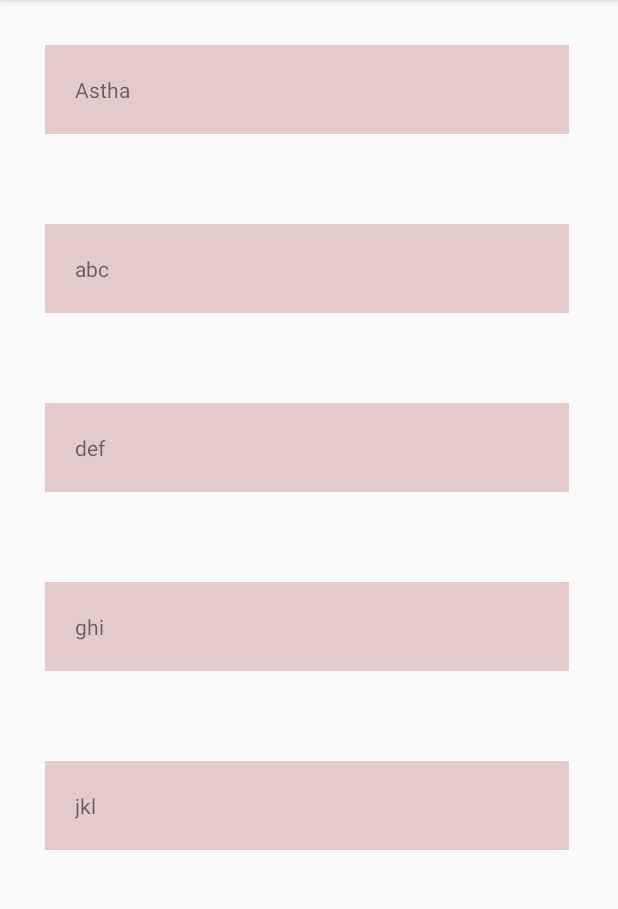
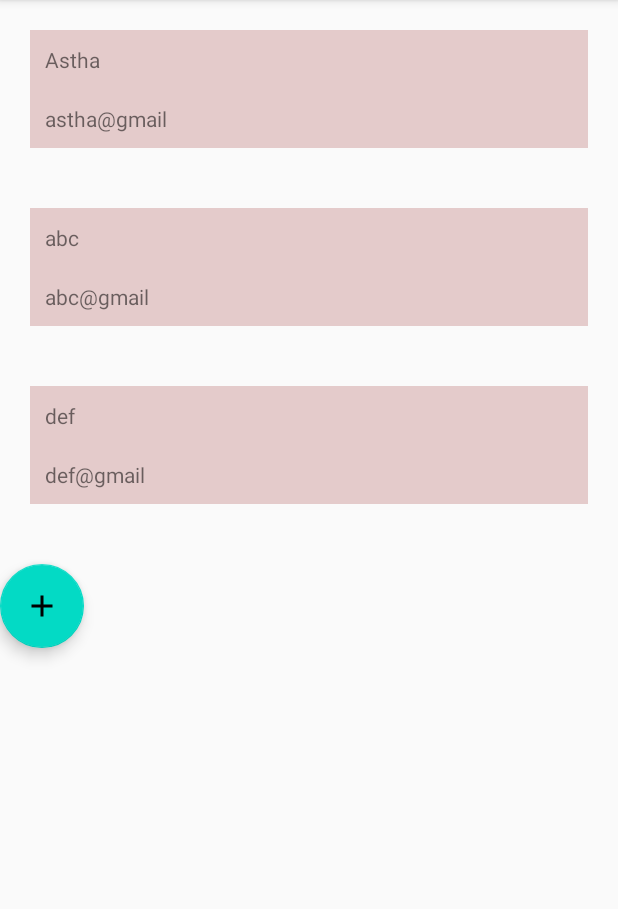
Before and after one commit to Astha2809/JetpackSessionExercise1, an Android app: the screen it shows after launch (MainActivity), on a phone screen of 412 x 824 dp, the part 84-993 px from its top. Run offline under Robolectric (Android 15) with nearby library versions, the phone set to English and light mode, and no system bars; our stand-ins replace data binding.

```diff
--- a/app/src/main/AndroidManifest.xml
+++ b/app/src/main/AndroidManifest.xml
@@ -9,6 +9,7 @@
         android:roundIcon="@mipmap/ic_launcher_round"
         android:supportsRtl="true"
         android:theme="@style/AppTheme">
+        <activity android:name=".Main2Activity"></activity>
         <activity android:name=".MainActivity">
             <intent-filter>
                 <action android:name="android.intent.action.MAIN" />
--- a/app/src/main/java/com/example/jetpacksessionexercise1/MainActivity.kt
+++ b/app/src/main/java/com/example/jetpacksessionexercise1/MainActivity.kt
@@ -2,28 +2,49 @@ package com.example.jetpacksessionexercise1
 
 import androidx.appcompat.app.AppCompatActivity
 import android.os.Bundle
+import android.view.View
 import androidx.recyclerview.widget.LinearLayoutManager
 import kotlinx.android.synthetic.main.activity_main.*
 
 class MainActivity : AppCompatActivity() {
+
 
     override fun onCreate(savedInstanceState: Bundle?) {
         super.onCreate(savedInstanceState)
         setContentView(R.layout.activity_main)
         val linearLayoutManager=LinearLayoutManager(this,LinearLayoutManager.VERTICAL,false)
         recyclerview.layoutManager=linearLayoutManager
-        val userAdapter=UserAdapter(setDummyData())
+       val userAdapter=UserAdapter(setDummyData())
+        //val userAdapter=UserAdapter()
         recyclerview.adapter=userAdapter
+
+
+        floatingbutton.setOnClickListener(View.OnClickListener {
+            openFragment()
+
+
+        } )
+
 
     }
     private fun setDummyData(): ArrayList<User> {
-        val user1=User("Astha")
-        val user2=User("abc")
-        val user3=User("def")
-        val user4=User("ghi")
-        val user5=User("jkl")
+        val user1=User("Astha","astha@gmail")
+        val user2=User("abc","abc@gmail")
+        val user3=User("def","def@gmail")
+//        val user4=User("ghi")
+//        val user5=User("jkl")
+//        val user6=User("xyz")
+//        val user7=User("mno")
 
-       return arrayListOf<User>(user1,user2,user3,user4,user5)
+       return arrayListOf<User>(user1,user2,user3)
         }
 
+    private fun openFragment(){
+        val fragment=FragmentAddUser()
+        val fragmentTransaction=supportFragmentManager.beginTransaction()
+        fragmentTransaction.replace(R.id.main_linear,fragment)
+        fragmentTransaction.addToBackStack(null)
+        fragmentTransaction.commit()
     }
+
+    }
--- a/app/src/main/java/com/example/jetpacksessionexercise1/User.kt
+++ b/app/src/main/java/com/example/jetpacksessionexercise1/User.kt
@@ -1,9 +1,15 @@
 package com.example.jetpacksessionexercise1
 
-  class User{
-      var name:String
+  class User {
+      var name: String
+     var email: String
+//      var number: Int
 
-     constructor(name: String) {
+
+     constructor(name: String,email:String)  {
+//      constructor(name:String){
          this.name = name
+        this.email=email
+//         this.number=number
      }
  }
--- a/app/src/main/java/com/example/jetpacksessionexercise1/UserAdapter.kt
+++ b/app/src/main/java/com/example/jetpacksessionexercise1/UserAdapter.kt
@@ -17,6 +17,7 @@ class UserAdapter(private val items: List<User>) : RecyclerView.Adapter<UserAdap
             R.layout.user_list,
             parent,
             false
+
         )
         return ViewHolder(binding)
 
--- /dev/null
+++ b/app/src/main/res/drawable/ic_add_black_24dp.xml
@@ -0,0 +1,9 @@
+<vector xmlns:android="http://schemas.android.com/apk/res/android"
+        android:width="24dp"
+        android:height="24dp"
+        android:viewportWidth="24.0"
+        android:viewportHeight="24.0">
+    <path
+        android:fillColor="#FF000000"
+        android:pathData="M19,13h-6v6h-2v-6H5v-2h6V5h2v6h6v2z"/>
+</vector>
--- a/app/src/main/res/layout/activity_main.xml
+++ b/app/src/main/res/layout/activity_main.xml
@@ -5,13 +5,32 @@
     android:layout_width="match_parent"
     android:layout_height="match_parent"
     tools:context=".MainActivity"
+    android:orientation="vertical"
     android:id="@+id/main_linear">
 
 
+
+
+
+
     <androidx.recyclerview.widget.RecyclerView
-        android:layout_width="409dp"
-        android:layout_height="729dp"
+        android:layout_width="match_parent"
+        android:layout_height="wrap_content"
         tools:layout_editor_absoluteX="1dp"
         tools:layout_editor_absoluteY="1dp"
         android:id="@+id/recyclerview"/>
+
+    <com.google.android.material.floatingactionbutton.FloatingActionButton
+        android:layout_width="wrap_content"
+        android:layout_height="wrap_content"
+      android:layout_marginTop="20dp"
+        android:layout_gravity="bottom"
+        android:id="@+id/floatingbutton"
+        android:src="@drawable/ic_add_black_24dp"
+        android:background="#ff00">
+
+
+    </com.google.android.material.floatingactionbutton.FloatingActionButton>
+
+
 </LinearLayout>
--- a/app/src/main/res/layout/user_list.xml
+++ b/app/src/main/res/layout/user_list.xml
@@ -6,21 +6,33 @@
             name="user"
             type="com.example.jetpacksessionexercise1.User"/>
     </data>
+
     <LinearLayout
       android:layout_width="match_parent"
         android:layout_height="wrap_content"
         android:orientation="vertical"
-        android:padding="30dp">
+        android:padding="20dp"
+
+       >
 
         <TextView
             android:layout_width="match_parent"
             android:layout_height="wrap_content"
             android:id="@+id/textview_name"
-            android:padding="20dp"
+           android:padding="10dp"
             android:background="#E4CBCB"
             android:text="@{user.name}">
+        </TextView>
+        <TextView
+            android:layout_width="match_parent"
+            android:layout_height="wrap_content"
+            android:id="@+id/textview_email"
+            android:padding="10dp"
+            android:background="#E4CBCB"
+            android:text="@{user.email}"
 
-        </TextView>
+
+            />
 
     </LinearLayout>
 </layout>
```
Also changed, not shown: app/build.gradle (+15 -1 lines), app/src/main/java/com/example/jetpacksessionexercise1/FragmentAddUser.kt (added, +87 -0 lines), app/src/main/java/com/example/jetpacksessionexercise1/UserDao.kt (added, +14 -0 lines), app/src/main/java/com/example/jetpacksessionexercise1/UserDatabase.kt (added, +31 -0 lines), app/src/main/java/com/example/jetpacksessionexercise1/UserInformation.kt (added, +17 -0 lines), app/src/main/java/com/example/jetpacksessionexercise1/UserViewModel.kt (added, +33 -0 lines), app/src/main/res/layout/fragment_add_user.xml (added, +44 -0 lines).
